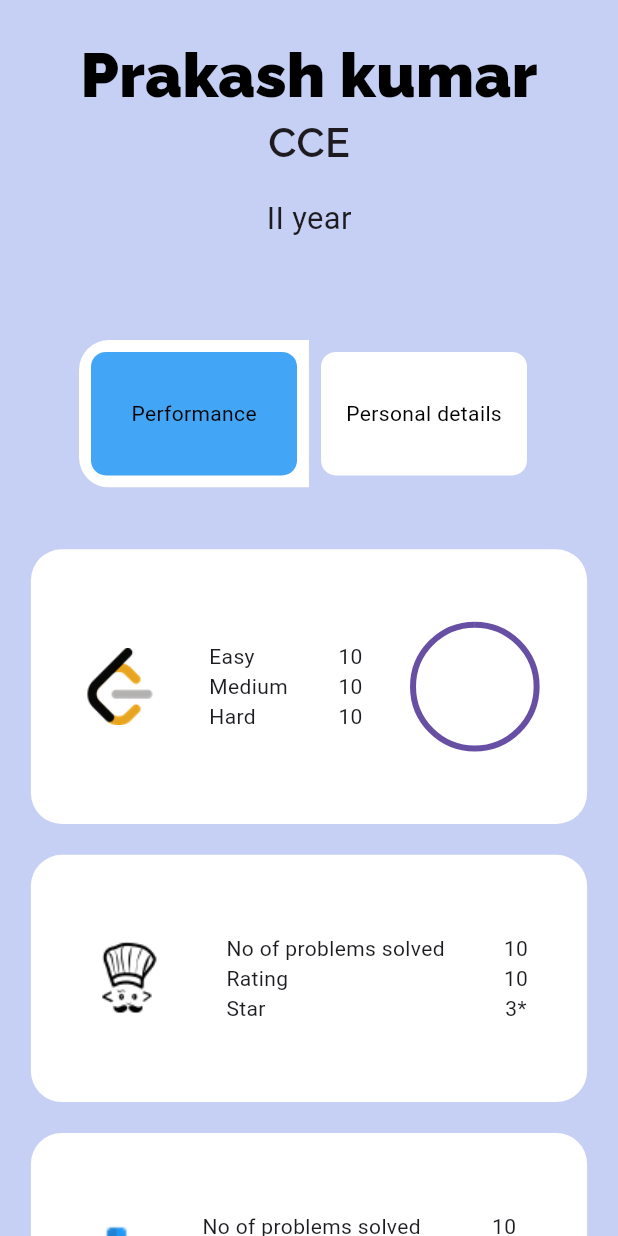
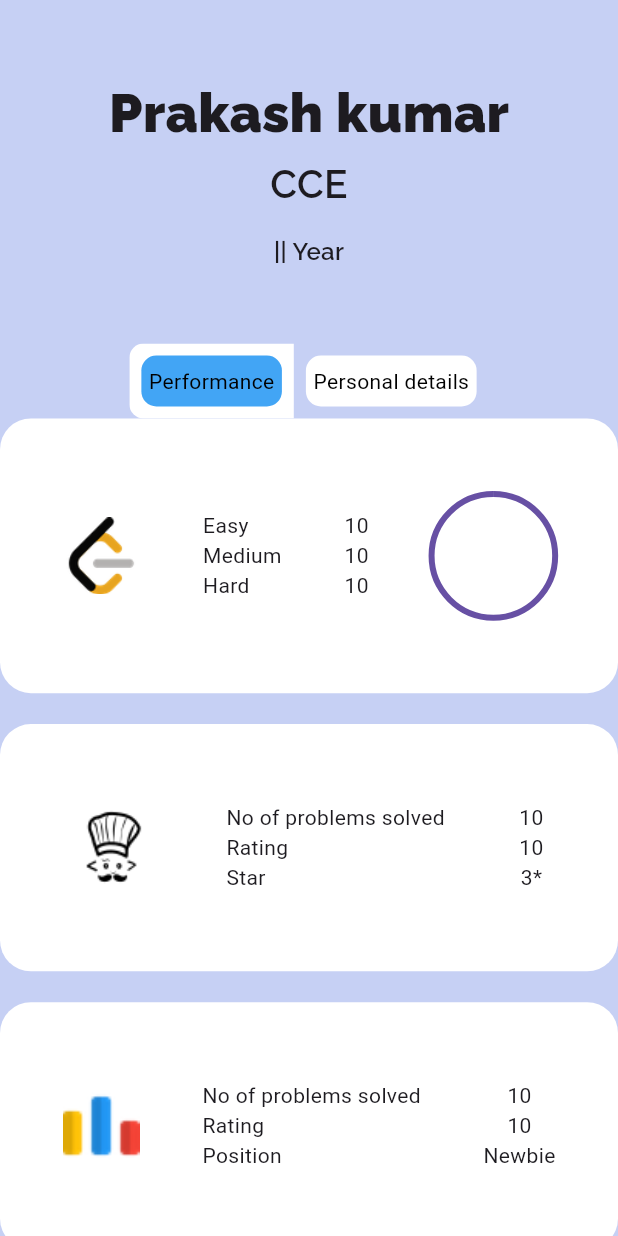
Before and after one commit to MuthuvelA/UniVerse, a Flutter app: the UserProfile screen opened by its route, on a phone screen of 412 x 824 dp. Run offline on Flutter 3.47's test engine with Material 3 defaults, Android fonts, the phone set to English and light mode, and no system bars; our stand-ins replace file_picker, flutter_dotenv, open_file; missing offline and left inert: encrypt, flutter_downloader, flutter_quill; key blocks and very long unbroken strings in the code were emptied for the run.

Commit message:
to get equal code

```diff
--- a/lib/component/view/student_profile.dart
+++ b/lib/component/view/student_profile.dart
@@ -33,53 +33,32 @@ class _UserProfileState extends State<UserProfile> {
     return Scaffold(
       backgroundColor: const Color.fromARGB(255, 198, 208, 244),
       body: SingleChildScrollView(
-        child: Padding(
-          padding: EdgeInsets.all(width / 20),
         child: Column(
           children: [
-              Container(
-                width: width,
-                height: height / 5,
-                decoration: BoxDecoration(
-                    borderRadius: BorderRadius.circular(width / 20)),
-                child: Column(
-                  children: [
-                    Expanded(
-                      flex: 1,
+            Padding(padding: EdgeInsets.only(top: 50)),
+            Center(
               child: Text(
                 "Prakash kumar",
-                        style: TextStyle(
-                          color: Colors.black,
-                          fontFamily: "Raleway",
-                          fontSize: width / 10,
+                style: TextStyle(fontFamily: "Raleway",fontSize: 36),
               ),
             ),
-                    ),
-                    Expanded(
-                      flex: 1,
+            Padding(padding: EdgeInsets.only(top: 3)),
+            Center(
               child: Text(
                 "CCE",
-                        style: TextStyle(
-                          fontFamily: "Raleway-SemiBold",
-                          fontSize: width / 15,
+                style: TextStyle(fontFamily: "Raleway-SemiBold",fontSize: 26),
               ),
             ),
-                    ),
-                    Expanded(
-                      flex: 1,
+            Padding(padding: EdgeInsets.only(top: 15)),
+            Center(
               child: Text(
-                        "II year",
-                        style: TextStyle(fontSize: width / 20),
-                      ),
-                    )
-                  ],
+                "|| Year",
+                style: TextStyle(fontFamily: "Raleway-SemiBold",fontSize: 16),
               ),
             ),
-              Padding(padding: EdgeInsets.only(top: width / 20)),
+            Padding(padding: EdgeInsets.only(top: 50)),
 
-              Padding(
-                padding: EdgeInsets.all(width/20),
-                child: ToggleButtons(
+        ToggleButtons(
           fillColor : Colors.white,
           renderBorder: false,
           // direction: Axis.horizontal,
@@ -91,11 +70,11 @@ class _UserProfileState extends State<UserProfile> {
               decider = (index == 0);
             });
           },
-                  borderRadius: BorderRadius.circular(width / 20),
+          borderRadius: BorderRadius.circular(10),
           // fillColor: Colors.blue[200],
           constraints: BoxConstraints(
-                    minHeight: width / 10,
-                    minWidth: width / 20,
+            minHeight: 50,
+            minWidth: 50,
           ),
           isSelected: _selectedButtons,
           children: [
@@ -109,8 +88,6 @@ class _UserProfileState extends State<UserProfile> {
                   borderRadius: BorderRadius.circular(10),
                 ),
                 padding: const EdgeInsets.all(5),
-                        width: width/3,
-                        height: height/10,
                 alignment: Alignment.center,
                 child: const Text(
                   "Performance",
@@ -128,8 +105,6 @@ class _UserProfileState extends State<UserProfile> {
                   borderRadius: BorderRadius.circular(10),
                 ),
                 padding: const EdgeInsets.all(5),
-                        width: width/3,
-                        height: height/10,
                 alignment: Alignment.center,
                 child: const Text(
                   "Personal details",
@@ -137,10 +112,10 @@ class _UserProfileState extends State<UserProfile> {
                 ),
               ),
             ),
+            // else
+            //   personalDetails()
           ],
         ),
-              ),
-              Padding(padding: EdgeInsets.only(top: width / 20)),
 
             if (decider)
               Performance(width, height)
@@ -148,7 +123,6 @@ class _UserProfileState extends State<UserProfile> {
               groups(),
 
           ],
-          ),
         ),
       ),
     );
@@ -318,7 +292,9 @@ class _UserProfileState extends State<UserProfile> {
     );
   }
   Widget groups(){
-    return Column(
+    return Padding(
+      padding: const EdgeInsets.only(left: 15,right: 15,top: 20),
+      child: Column(
         children: [
           GestureDetector(
             onTap: () {
@@ -410,6 +386,7 @@ class _UserProfileState extends State<UserProfile> {
           if(referenceDecider)
             referenceView()
         ],
+      ),
     );
   }
   Column Performance(double width, double height) {
--- a/lib/main.dart
+++ b/lib/main.dart
@@ -6,10 +6,12 @@ import 'package:universe/component/view/student_dashboard_view.dart';
 import 'package:universe/component/view/student_profile.dart';
 import 'package:flutter_dotenv/flutter_dotenv.dart';
 
+
 Future<void> main() async {
   await dotenv.load(fileName: "/.env");
   runApp(const MyApp());
 }
+
 
 class MyApp extends StatelessWidget {
   const MyApp({super.key});
@@ -17,7 +19,7 @@ class MyApp extends StatelessWidget {
   @override
   Widget build(BuildContext context) {
     return MaterialApp(
-      initialRoute: "/studentProfile",
+      initialRoute: "/staffDash",
       routes: {
         "/login" : (context) =>  const LoginView(),
         "/staffDash" : (context) => const StaffDashboardView(),
--- a/lib/service/excel_download.dart
+++ b/lib/service/excel_download.dart
@@ -1,6 +1,8 @@
 import 'dart:convert';
 import 'dart:io';
 import 'dart:typed_data';
+import 'package:file_picker/file_picker.dart';
+import 'package:flutter/material.dart';
 import 'package:flutter_downloader/flutter_downloader.dart';
 import 'package:open_file/open_file.dart';
 import 'package:path_provider/path_provider.dart';
@@ -9,6 +11,7 @@ class ExcelDownload {
   Future<String> createExcel(String base64String) async {
     // Decode the base64 string
     List<int> bytes = base64.decode(base64String);
+    print(bytes);
     print("check 1");
     // Get the path to the application documents directory
     Directory appDocDir = await getApplicationDocumentsDirectory();
@@ -36,4 +39,22 @@ class ExcelDownload {
       openFileFromNotification: true,
     );
   }
+  // Future<void> downloadExcelFromBase64(String base64ExcelString) async {
+  //   // Decode the base64 string
+  //   final bytes = base64Decode(base64ExcelString);
+  //
+  //   // Generate a filename (optional)
+  //   final filename = "downloaded_excel.xlsx";
+  //
+  //   // Construct the file path for the Downloads folder on Windows
+  //   final downloadsDir = 'C:\\Users\\Dell\\Downloads'; // Windows path format
+  //   final filePath = '$downloadsDir\\$filename'; // Concatenate filename to path
+  //
+  //   // Write the ByteData to a file using dart:io
+  //   final file = File(filePath);
+  //   await file.writeAsBytes(bytes.buffer.asUint8List());
+  //
+  //   // Show a download complete message (optional)
+  //   print('File saved at: $filePath');
+  // }
 }
--- a/pubspec.yaml
+++ b/pubspec.yaml
@@ -44,6 +44,7 @@ dependencies:
   encrypt: ^5.0.3
   flutter_dotenv: ^5.0.2
   flutter_downloader: ^1.11.7
+  file_picker: ^8.0.0+1
 
 dev_dependencies:
   flutter_test:
```
Also changed, not shown: lib/component/view/staff_dashboard_view.dart (+3 -2 lines), pubspec.lock. Lines whose indentation alone changed are shown as unchanged.
